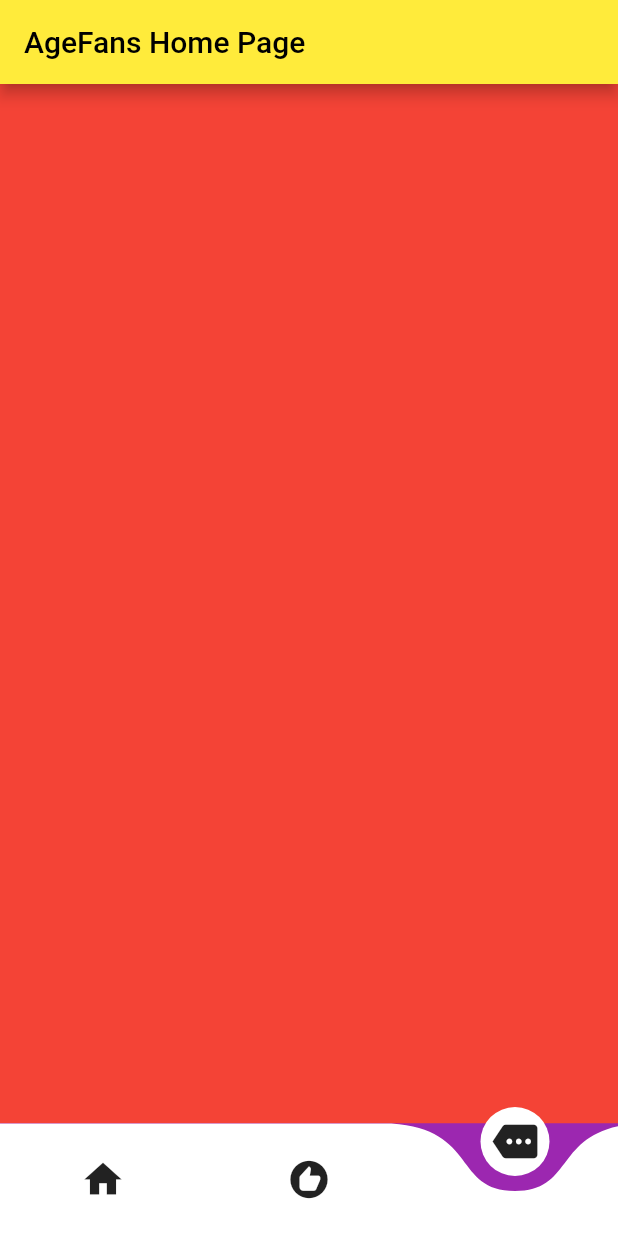
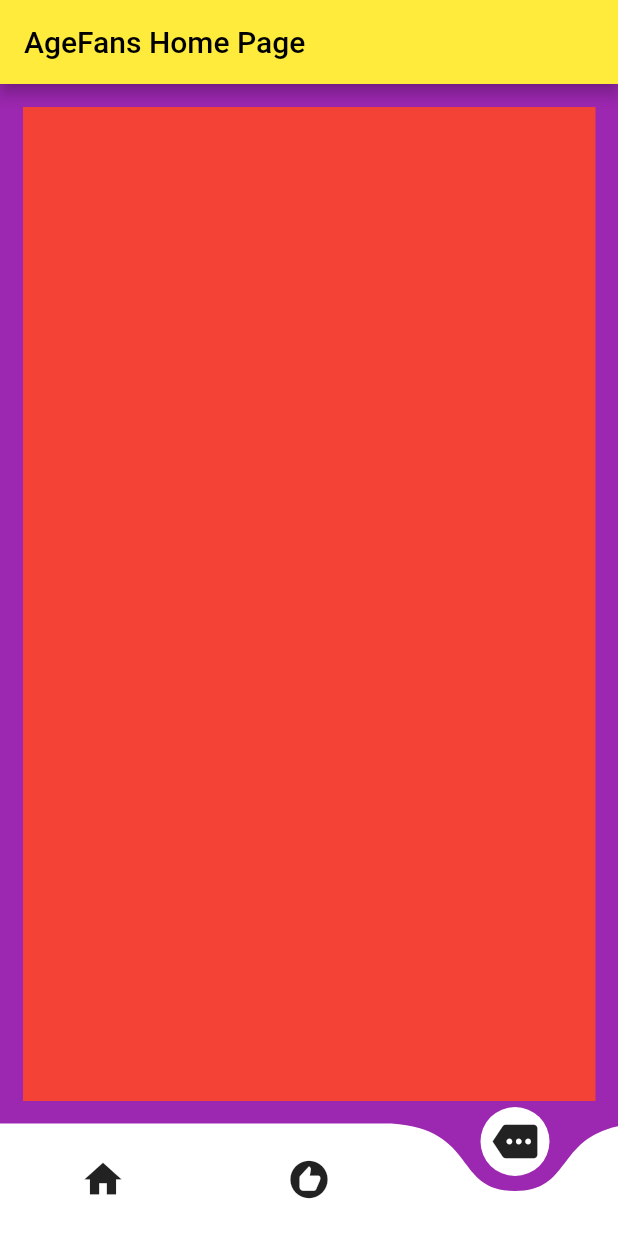
Before and after one commit to faimin/ZDAgeFans, a Flutter app: the screen it shows after launch, swiped to page 3, on a phone screen of 412 x 824 dp. Run offline on Flutter 3.47's test engine with Material 2 defaults, Android fonts, the light colour scheme and no system bars; drawn by our look-alikes of curved_navigation_bar; our stand-ins replace dio; network calls fail.

Commit message:
调整间距

```diff
--- a/zd_age_fans/lib/main.dart
+++ b/zd_age_fans/lib/main.dart
@@ -73,7 +73,9 @@ class _MyHomePageState extends State<MyHomePage> {
       appBar: AppBar(
         title: Text(widget.title),
       ),
-      body: PageView.builder(
+      body: Padding(
+        padding: const EdgeInsets.all(15),
+        child: PageView.builder(
           scrollDirection: Axis.horizontal,
           controller: _pageController,
           itemBuilder: (context, index) {
@@ -98,6 +100,7 @@ class _MyHomePageState extends State<MyHomePage> {
                 _bottomNavigationKey.currentState;
             navBarState?.setPage(index);
           }),
+      )
     );
   }
 }
--- a/zd_age_fans/lib/widgets/home.dart
+++ b/zd_age_fans/lib/widgets/home.dart
@@ -44,8 +44,8 @@ class _HomeState extends State<Home> {
     return GridView.builder(
         gridDelegate: const SliverGridDelegateWithFixedCrossAxisCount(
             crossAxisCount: 3,
-            mainAxisSpacing: 15,
-            crossAxisSpacing: 15,
+            mainAxisSpacing: 25,
+            crossAxisSpacing: 10,
             childAspectRatio: 0.8),
         itemCount: itemList.length,
         itemBuilder: (context, index) {
```
